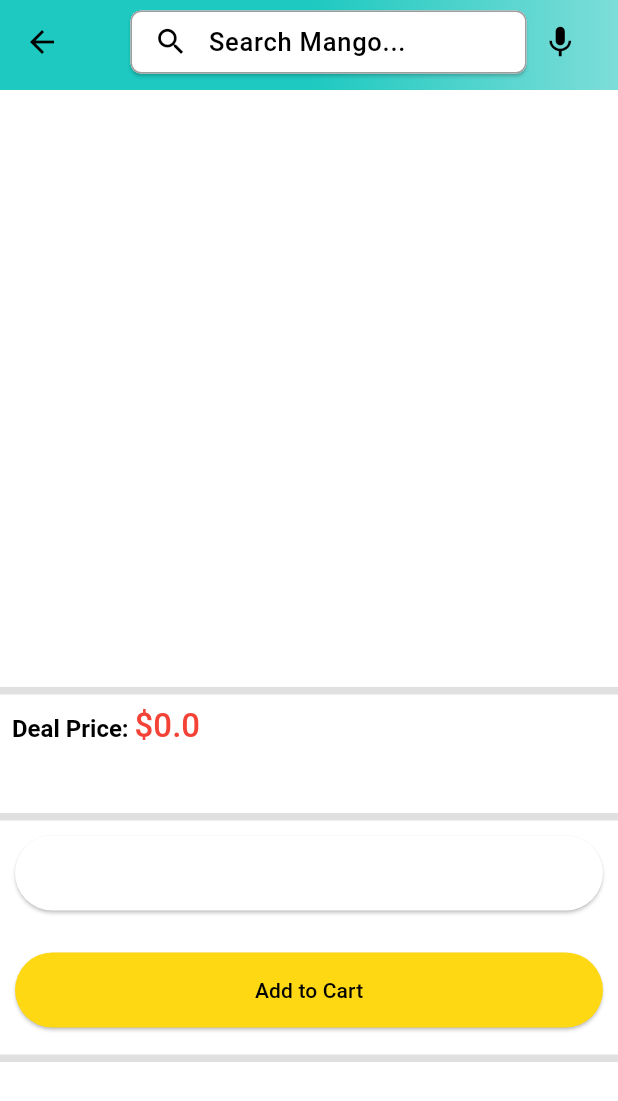
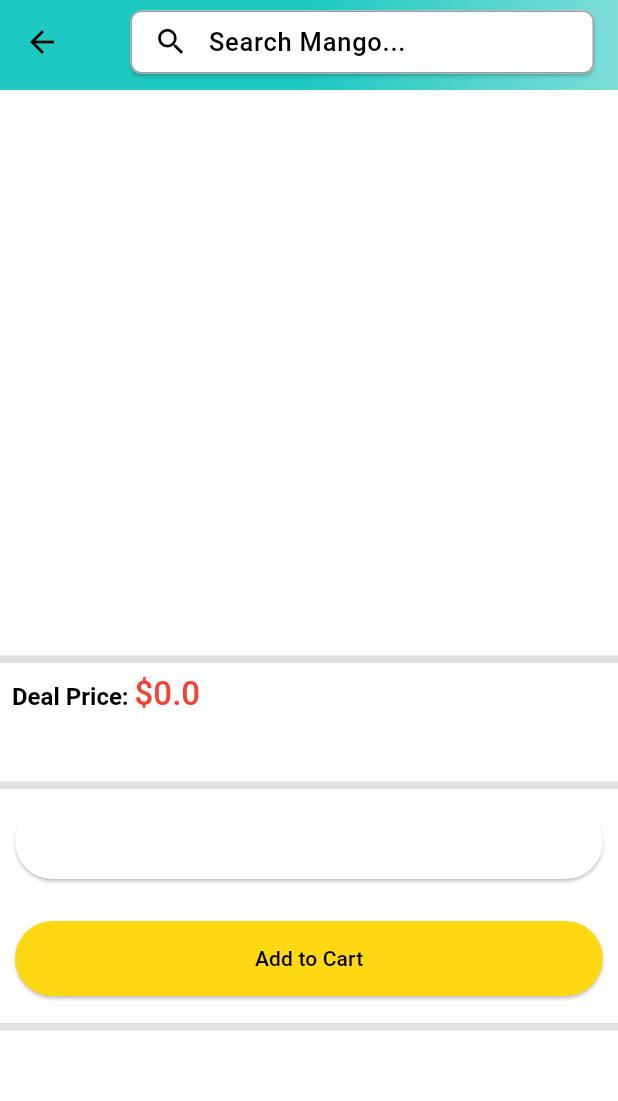
Before and after one commit to rescaletech/rescale_dalvi_farm, a Flutter app: the ProductDetailScreen screen opened directly with empty values, on a phone screen of 412 x 824 dp. Shown: the top 1101 px of the screen. Run offline on Flutter 3.47's test engine with Material 3 defaults, Android fonts, the phone set to English and light mode, and no system bars; drawn by our look-alikes of carousel_slider; our stand-ins replace badges, dotted_border, file_picker, shared_preferences; missing offline and left inert: cloudinary_public; accounts and stored records are empty.

Commit message:
removed product id from product page

```diff
--- a/lib/constants/global_variables.dart
+++ b/lib/constants/global_variables.dart
@@ -1,6 +1,6 @@
 import "package:flutter/material.dart";
 
-String uri = 'http://192.168.1.14:3000';
+String uri = 'http://192.168.1.10:5000';
 
 class GlobalVariables {
   // colors
--- a/lib/features/product_details/screens/product_details_screen.dart
+++ b/lib/features/product_details/screens/product_details_screen.dart
@@ -95,12 +95,6 @@
                   ),
                 ),
               ),
-              Container(
-                color: Colors.transparent,
-                height: 42,
-                margin: const EdgeInsets.symmetric(horizontal: 10),
-                child: const Icon(Icons.mic, color: Colors.black, size: 25),
-              ),
             ],
           ),
         ),
@@ -113,11 +107,6 @@
               padding: const EdgeInsets.all(8.0),
               child: Row(
                 mainAxisAlignment: MainAxisAlignment.start,
-                children: [
-                  Text(
-                    widget.product.id!,
-                  ),
-                ],
               ),
             ),
             Padding(
```
Also changed, not shown: 1 other file.
